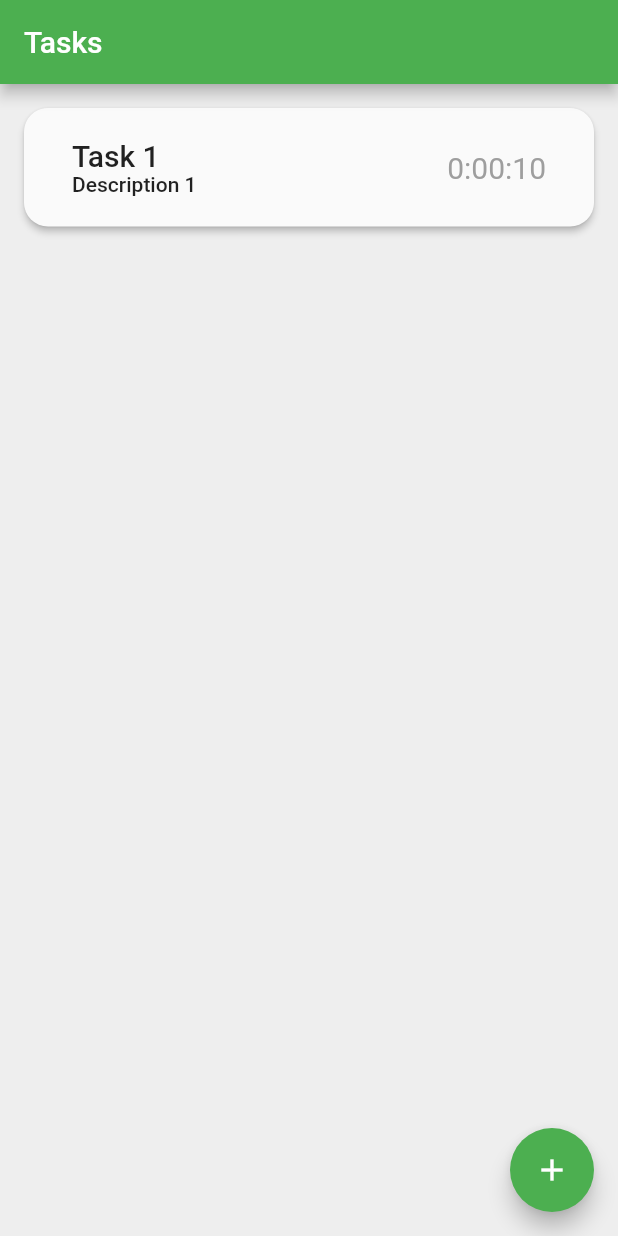
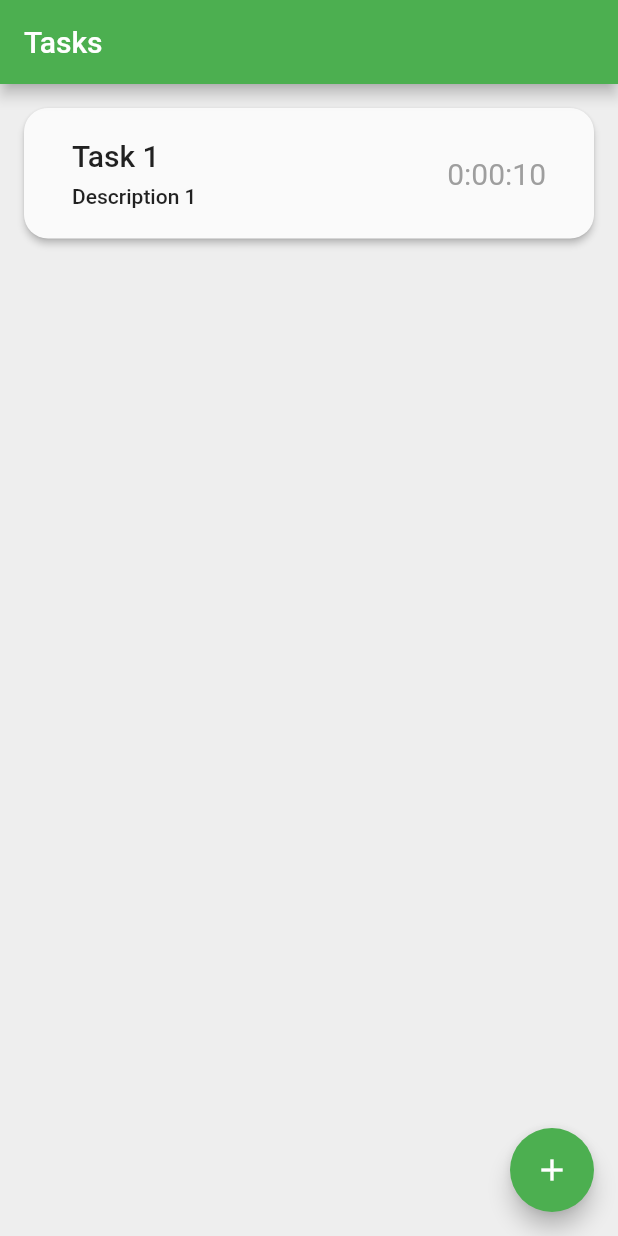
Before and after one commit to pranavraaghav/timer_task_nearcast, a Flutter app: the screen it shows after launch, on a phone screen of 412 x 824 dp. Run offline on Flutter 3.47's test engine with Material 2 defaults, Android fonts, the phone set to English and light mode, and no system bars; our stand-ins replace bloc, equatable, flutter_bloc.

Commit message:
fix(TaskListItem): fixed overflow error on large descriptions

```diff
--- a/lib/views/tasks_list_item.dart
+++ b/lib/views/tasks_list_item.dart
@@ -31,18 +31,26 @@ class _TasksListItemState extends State<TasksListItem> {
           child: Row(
             mainAxisAlignment: MainAxisAlignment.spaceBetween,
             children: [
-              Column(
+              Flexible(
+                fit: FlexFit.loose,
+                child: Column(
                   crossAxisAlignment: CrossAxisAlignment.start,
                   children: [
                     Text(
                       widget.task.title,
                       style: Theme.of(context).textTheme.headline6,
                     ),
-                  Text(
+                    const SizedBox(height: 8.0),
+                    Container(
+                      padding:
+                          const EdgeInsetsDirectional.fromSTEB(0, 0, 35, 0),
+                      child: Text(
                         widget.task.description,
                         style: Theme.of(context).textTheme.bodyText1,
                       ),
+                    ),
                   ],
+                ),
               ),
               Text(
                 _getRemainingTimeText(),
```
Lines whose indentation alone changed are shown as unchanged.
